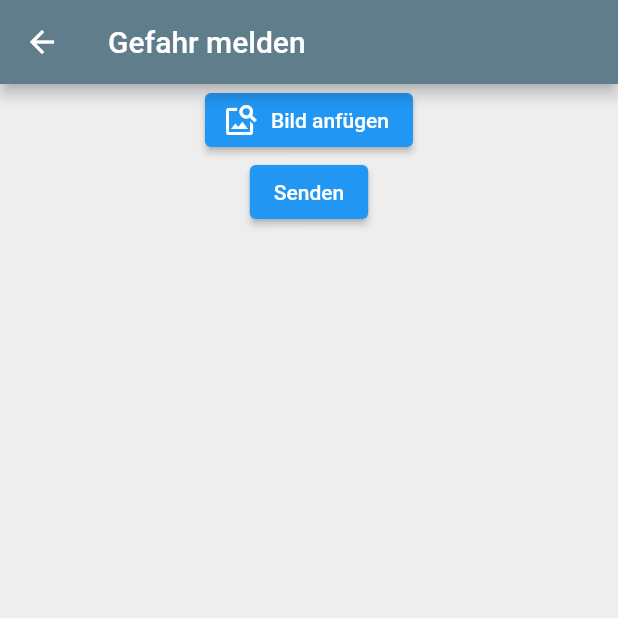
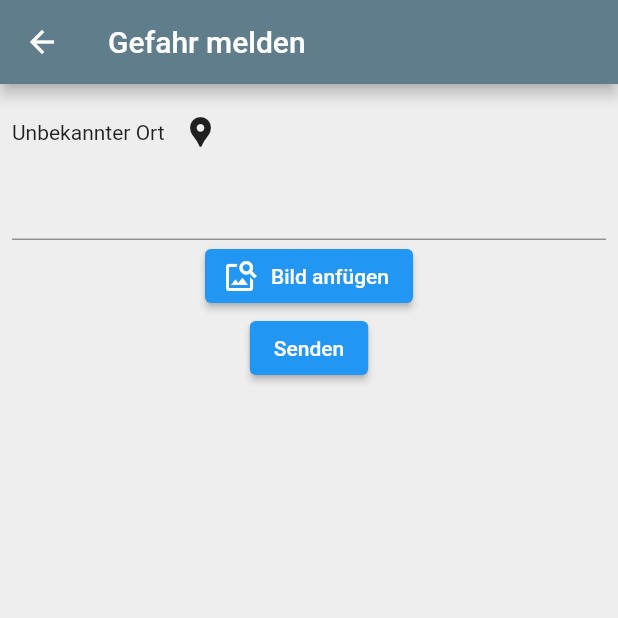
Before and after one commit to scherben-boot/Scherben.Boot, a Flutter app: the screen it shows after launch, after a tap on "Melde eine Gefahr", on a phone screen of 412 x 824 dp, the top half of it. Run offline on Flutter 3.47's test engine with Material 2 defaults, Android fonts, the phone set to English and light mode, and no system bars; our stand-ins replace google_fonts, kiwi.

Commit message:
added very basic reporting form

```diff
--- a/lib/services/implementations/mail_reporting.service.dart
+++ b/lib/services/implementations/mail_reporting.service.dart
@@ -3,8 +3,8 @@ import 'package:scherben_boot/services/reporting.service.dart';
 
 class MailReportingService implements ReportingService {
   @override
-  Future<void> sendReport(Report report) {
+  Future<void> sendReport(Report report) async {
     // TODO: implement sendReport
-    throw UnimplementedError();
+    // throw UnimplementedError();
   }
 }
--- a/lib/services/services.module.dart
+++ b/lib/services/services.module.dart
@@ -1,5 +1,6 @@
 import 'package:kiwi/src/kiwi_container.dart';
 import 'package:scherben_boot/dependecy_injection/module.dart';
+import 'package:scherben_boot/services/geolocation.service.dart';
 import 'package:scherben_boot/services/implementations/mail_reporting.service.dart';
 import 'package:scherben_boot/services/reporting.service.dart';
 
@@ -8,5 +9,6 @@ class ServicesModule implements Module {
   void registerModule(KiwiContainer container) {
     container.registerSingleton<ReportingService>(
         (container) => MailReportingService());
+    container.registerSingleton((container) => GeolocationService());
   }
 }
--- /dev/null
+++ b/lib/views/components/location_form_field.dart
@@ -0,0 +1,45 @@
+import 'package:flutter/material.dart';
+import 'package:scherben_boot/models/point.dart';
+import 'package:scherben_boot/services/geolocation.service.dart';
+
+class LocationFormField extends FormField<Point?> {
+  LocationFormField(GeolocationService geolocationService,
+      {required FormFieldSetter<Point?> onSaved,
+      required FormFieldValidator<Point?> validator})
+      : super(
+            onSaved: onSaved,
+            validator: validator,
+            initialValue: null,
+            autovalidateMode: AutovalidateMode.onUserInteraction,
+            builder: (FormFieldState<Point?> state) {
+              return FutureBuilder(
+                future: state.value != null
+                    ? geolocationService.describePoint(state.value!)
+                    : Future.value(""),
+                builder: (builder, snapshot) {
+                  final String locationText =
+                      snapshot.connectionState == ConnectionState.done &&
+                              snapshot.data != ""
+                          ? snapshot.data!.toString()
+                          : "Unbekannter Ort";
+                  return Column(
+                    children: [
+                      Row(
+                        children: [
+                          Text(locationText),
+                          IconButton(
+                            onPressed: () async {
+                              final location = await geolocationService
+                                  .getCurrentUserLocation();
+                              state.didChange(location);
+                            },
+                            icon: Icon(Icons.location_pin),
+                          )
+                        ],
+                      )
+                    ],
+                  );
+                },
+              );
+            });
+}
--- a/lib/views/reporting_view.dart
+++ b/lib/views/reporting_view.dart
@@ -3,10 +3,13 @@ import 'package:scherben_boot/dependecy_injection/container.dart';
 import 'package:scherben_boot/models/point.dart';
 import 'package:scherben_boot/models/report.dart';
 import 'package:scherben_boot/models/report_metadata.dart';
+import 'package:scherben_boot/services/geolocation.service.dart';
 import 'package:scherben_boot/services/reporting.service.dart';
+import 'package:scherben_boot/views/components/location_form_field.dart';
 
 class ReportingView extends StatefulWidget {
   final ReportingService _reportingService = container.resolve();
+  final GeolocationService _geolocationService = container.resolve();
   final ReportMetadata metadata;
 
   ReportingView({Key? key, required this.metadata}) : super(key: key);
@@ -16,6 +19,9 @@ class ReportingView extends StatefulWidget {
 }
 
 class _ReportingViewState extends State<ReportingView> {
+  final _formKey = GlobalKey<FormState>();
+  final _descriptionController = TextEditingController();
+
   String? attachmentPath;
 
   @override
@@ -25,26 +31,53 @@ class _ReportingViewState extends State<ReportingView> {
         title: Text(widget.metadata.formTitle),
       ),
       body: Center(
+        child: Padding(
+          padding: const EdgeInsets.all(8.0),
+          child: Form(
+            key: _formKey,
             child: Column(
               children: [
+                LocationFormField(
+                  widget._geolocationService,
+                  onSaved: (value) {},
+                  validator: (value) {},
+                ),
+                TextFormField(
+                  validator: (value) {
+                    if (value == null || value.isEmpty) {
+                      return "Bitte geben Sie eine Beschreibung an";
+                    }
+                    return null;
+                  },
+                  controller: _descriptionController,
+                ),
                 ElevatedButton.icon(
                     onPressed: () {},
                     icon: Icon(Icons.image_search),
                     label: Text("Bild anfügen")),
                 ElevatedButton(
                   onPressed: () async {
-                final description = "";
+                    if (_formKey.currentState!.validate()) {
+                      final description = _descriptionController.text;
                       final location = Point(0, 0);
 
-                await widget._reportingService.sendReport(Report.fromMetadata(
-                    widget.metadata, description, attachmentPath, location));
+                      await widget._reportingService.sendReport(
+                          Report.fromMetadata(widget.metadata, description,
+                              attachmentPath, location));
+                      ScaffoldMessenger.of(context).showSnackBar(
+                        const SnackBar(
+                            content: Text("Meldung wurde erstattet")),
+                      );
                       Navigator.pop(context);
+                    }
                   },
                   child: Text("Senden"),
                 ),
               ],
             ),
           ),
+        ),
+      ),
     );
   }
 }
```
Also changed, not shown: lib/services/geolocation.service.dart (added, +11 -0 lines). Lines whose indentation alone changed are shown as unchanged.
